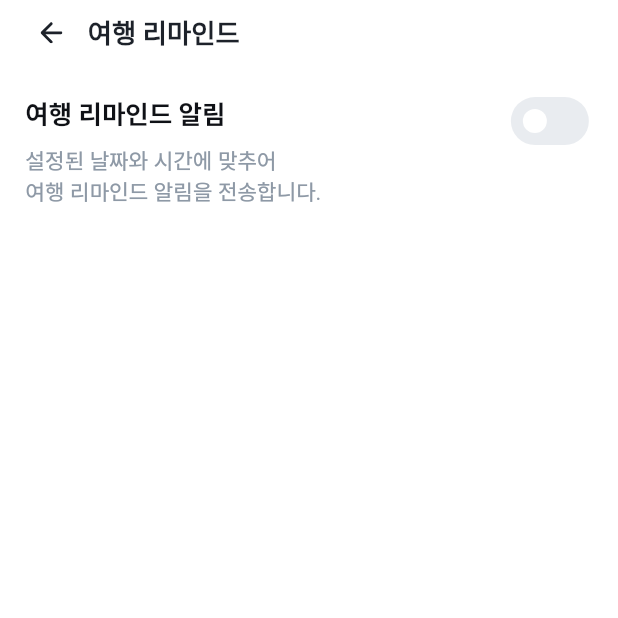
After one commit to PACKIT-Project/PACKIT-App, a Flutter app: the TravelRemindPage screen opened by its route, on a phone screen of 412 x 824 dp, the top half of it. The commit adds this screen. Run offline on Flutter 3.47's test engine with Material 3 defaults, Android fonts, the phone set to English and light mode, and no system bars; our stand-ins replace accordion, cached_network_image, dio, firebase_core, firebase_messaging, flash and 14 more; missing offline and left inert: auto_mappr_annotation, flutter_carousel_slider, flutter_debouncer, flutter_naver_login, kakao_flutter_sdk, progress_border; accounts and stored records are empty; generated files the repository leaves out were written again; statements that could not run were skipped.

Commit message:
feat: 여행 리마인드 페이지 추가
Signed-off-by: HeeRyun, Jin(qwertycvb) <jins4218@gmail.com>

```diff
--- a/lib/app/config/routes/route_path.dart
+++ b/lib/app/config/routes/route_path.dart
@@ -3,6 +3,9 @@ class RoutePath {
   static const String login = "/login";
 
   // Home
+  static const String travelRemind = "/travel_remind";
+
+  // Main
   static const String main = "/main";
 
   // Notification
--- a/lib/app/config/routes/routes.dart
+++ b/lib/app/config/routes/routes.dart
@@ -2,6 +2,7 @@ import 'package:get/route_manager.dart';
 import 'package:packit/app/config/routes/route_path.dart';
 import 'package:packit/presentation/authentication/controller/login_binding.dart';
 import 'package:packit/presentation/authentication/views/login_page.dart';
+import 'package:packit/presentation/home/views/travel_remind_page.dart';
 import 'package:packit/presentation/main/controller/main_binding.dart';
 import 'package:packit/presentation/main/views/main_page.dart';
 import 'package:packit/presentation/notification/controller/notification_binding.dart';
@@ -28,7 +29,12 @@ class Routes {
       binding: LoginBinding(),
     ),
 
-    // Home
+    GetPage(
+      name: RoutePath.travelRemind,
+      page: () => const TravelRemindPage(),
+    ),
+
+    // Main
     GetPage(
       name: RoutePath.main,
       page: () => const MainPage(),
--- /dev/null
+++ b/lib/presentation/home/views/travel_remind_page.dart
@@ -0,0 +1,24 @@
+import 'package:flutter/material.dart';
+import 'package:packit/presentation/widget/packit_appbar.dart';
+import 'package:packit/presentation/widget/packit_setting_switch.dart';
+
+class TravelRemindPage extends StatelessWidget {
+  const TravelRemindPage({super.key});
+
+  @override
+  Widget build(BuildContext context) {
+    return Scaffold(
+      appBar: const PackitBackAppBar(title: "여행 리마인드"),
+      body: Column(
+        mainAxisAlignment: MainAxisAlignment.start,
+        children: [
+          PackitSettingSwitch(
+            title: "여행 리마인드 알림",
+            description: "설정된 날짜와 시간에 맞추어 \n여행 리마인드 알림을 전송합니다.",
+            onChanged: (value) {},
+          ),
+        ],
+      ),
+    );
+  }
+}
--- a/lib/presentation/widget/packit_menu_anchor.dart
+++ b/lib/presentation/widget/packit_menu_anchor.dart
@@ -68,6 +68,8 @@ class PackitMainMenuAnchor extends StatelessWidget {
           behavior: HitTestBehavior.translucent,
           onTap: () {
             controller.close();
+
+            Get.toNamed(RoutePath.travelRemind);
           },
           child: SizedBox(
             width: 148.w,
```
